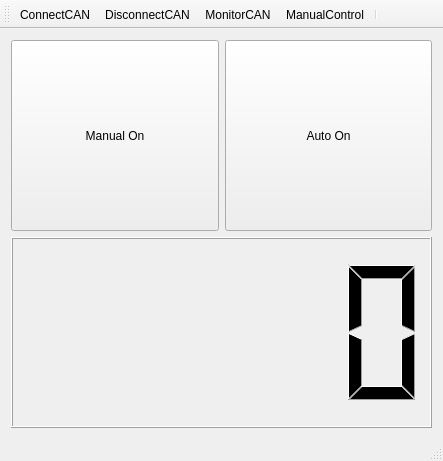
Qt form mainwindow.ui (ntrexResearch/autonomous) before a commit.
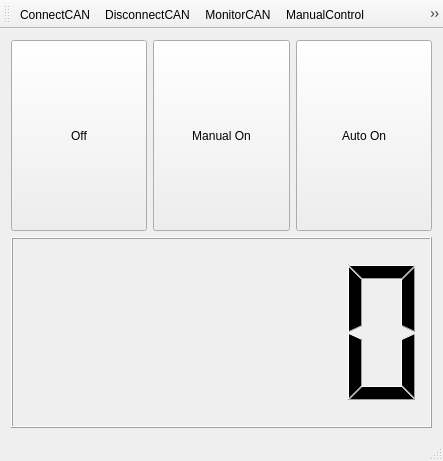
The same form after that commit. Icons and pictures are not drawn.

The edit to the form file:
```diff
--- a/mainwindow.ui
+++ b/mainwindow.ui
@@ -19,6 +19,19 @@
      <layout class="QVBoxLayout" name="verticalLayout">
       <item>
        <layout class="QHBoxLayout" name="horizontalLayout">
+        <item>
+         <widget class="QPushButton" name="OffButton">
+          <property name="sizePolicy">
+           <sizepolicy hsizetype="Minimum" vsizetype="Expanding">
+            <horstretch>0</horstretch>
+            <verstretch>0</verstretch>
+           </sizepolicy>
+          </property>
+          <property name="text">
+           <string>Off</string>
+          </property>
+         </widget>
+        </item>
         <item>
          <widget class="QPushButton" name="ManualActivateButton">
           <property name="sizePolicy">
@@ -82,6 +95,8 @@
    <addaction name="action_DisconnectCAN"/>
    <addaction name="action_MonitorCAN"/>
    <addaction name="action_ManualControl"/>
+   <addaction name="action_connectSerial"/>
+   <addaction name="action_SerialMonitor"/>
    <addaction name="separator"/>
   </widget>
   <widget class="QStatusBar" name="statusBar"/>
@@ -121,6 +136,16 @@
     <string>&amp;ManualControl</string>
    </property>
   </action>
+  <action name="action_connectSerial">
+   <property name="text">
+    <string>&amp;connectSerial</string>
+   </property>
+  </action>
+  <action name="action_SerialMonitor">
+   <property name="text">
+    <string>&amp;SerialMonitor</string>
+   </property>
+  </action>
  </widget>
  <layoutdefault spacing="6" margin="11"/>
  <resources>
```
